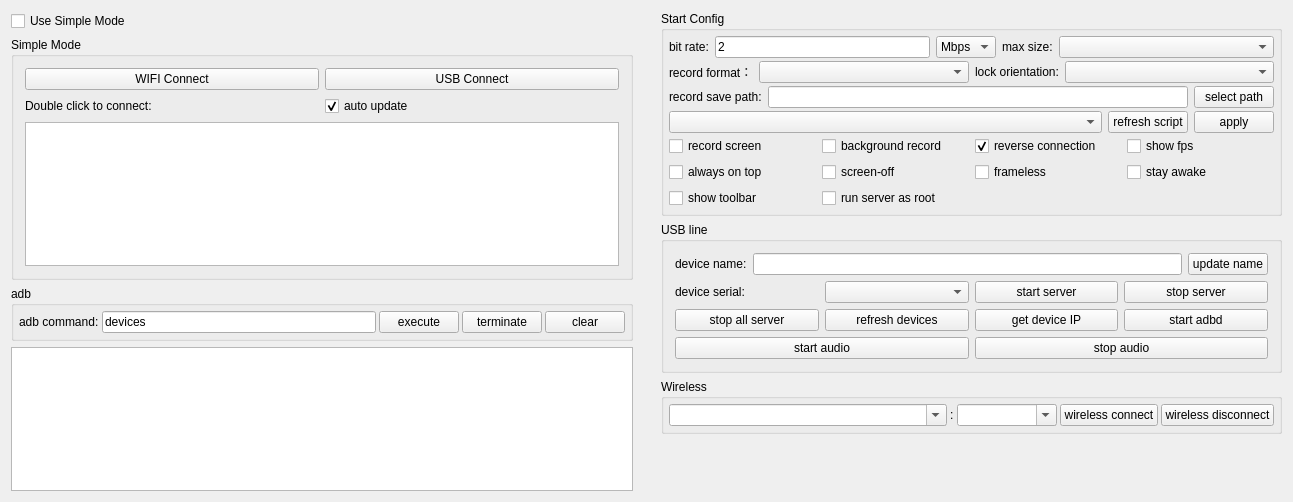
Before: the Qt Designer form QtScrcpy/ui/dialog.ui in uruhara91/QtScrcpy-Refactored, drawn with Qt 5.
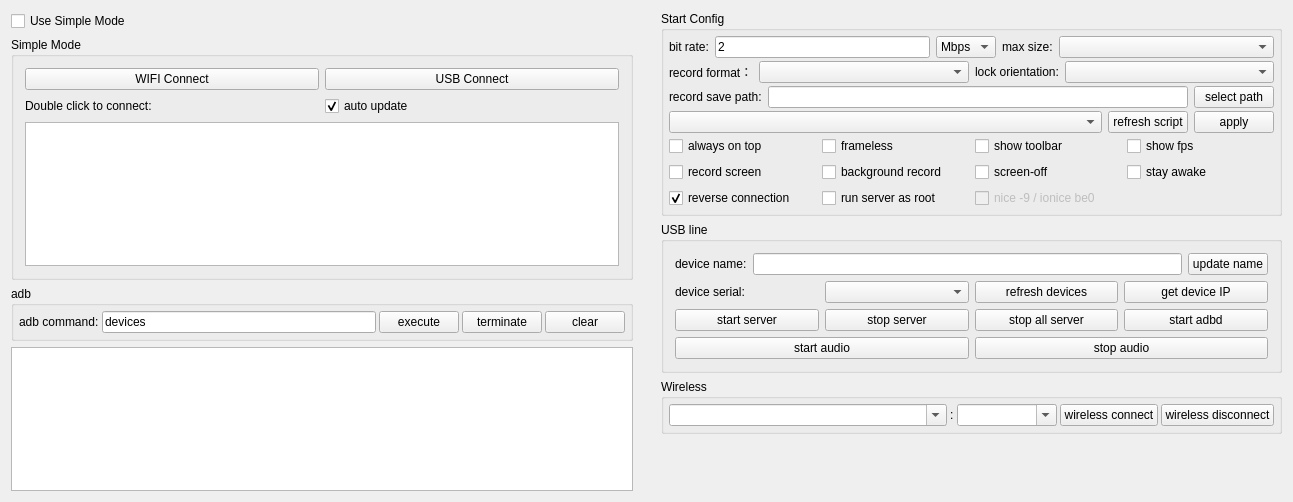
After: the same form once the commit is applied.

Commit message: Add renice function

```diff
--- a/QtScrcpy/ui/dialog.ui
+++ b/QtScrcpy/ui/dialog.ui
@@ -626,7 +626,43 @@
             <property name="bottomMargin">
              <number>0</number>
             </property>
-            <item row="0" column="4">
+            <item row="0" column="0">
+             <widget class="QCheckBox" name="alwaysTopCheck">
+              <property name="sizePolicy">
+               <sizepolicy hsizetype="Preferred" vsizetype="Preferred">
+                <horstretch>0</horstretch>
+                <verstretch>0</verstretch>
+               </sizepolicy>
+              </property>
+              <property name="text">
+               <string>always on top</string>
+              </property>
+              <property name="checked">
+               <bool>false</bool>
+              </property>
+             </widget>
+            </item>
+            <item row="0" column="1">
+             <widget class="QCheckBox" name="framelessCheck">
+              <property name="sizePolicy">
+               <sizepolicy hsizetype="Preferred" vsizetype="Preferred">
+                <horstretch>0</horstretch>
+                <verstretch>0</verstretch>
+               </sizepolicy>
+              </property>
+              <property name="text">
+               <string>frameless</string>
+              </property>
+             </widget>
+            </item>
+            <item row="0" column="2">
+             <widget class="QCheckBox" name="showToolbar">
+              <property name="text">
+               <string>show toolbar</string>
+              </property>
+             </widget>
+            </item>
+            <item row="0" column="3">
              <widget class="QCheckBox" name="fpsCheck">
               <property name="sizePolicy">
                <sizepolicy hsizetype="Preferred" vsizetype="Preferred">
@@ -639,39 +675,7 @@
               </property>
              </widget>
             </item>
-            <item row="0" column="1">
-             <widget class="QCheckBox" name="notDisplayCheck">
-              <property name="sizePolicy">
-               <sizepolicy hsizetype="Preferred" vsizetype="Preferred">
-                <horstretch>0</horstretch>
-                <verstretch>0</verstretch>
-               </sizepolicy>
-              </property>
-              <property name="text">
-               <string>background record</string>
-              </property>
-              <property name="checkable">
-               <bool>false</bool>
-              </property>
-             </widget>
-            </item>
             <item row="1" column="0">
-             <widget class="QCheckBox" name="alwaysTopCheck">
-              <property name="sizePolicy">
-               <sizepolicy hsizetype="Preferred" vsizetype="Preferred">
-                <horstretch>0</horstretch>
-                <verstretch>0</verstretch>
-               </sizepolicy>
-              </property>
-              <property name="text">
-               <string>always on top</string>
-              </property>
-              <property name="checked">
-               <bool>false</bool>
-              </property>
-             </widget>
-            </item>
-            <item row="0" column="0">
              <widget class="QCheckBox" name="recordScreenCheck">
               <property name="sizePolicy">
                <sizepolicy hsizetype="Preferred" vsizetype="Preferred">
@@ -684,23 +688,23 @@
               </property>
              </widget>
             </item>
-            <item row="0" column="3">
-             <widget class="QCheckBox" name="useReverseCheck">
-              <property name="sizePolicy">
-               <sizepolicy hsizetype="Preferred" vsizetype="Preferred">
-                <horstretch>0</horstretch>
-                <verstretch>0</verstretch>
-               </sizepolicy>
-              </property>
-              <property name="text">
-               <string>reverse connection</string>
-              </property>
-              <property name="checked">
-               <bool>true</bool>
-              </property>
-             </widget>
-            </item>
             <item row="1" column="1">
+             <widget class="QCheckBox" name="notDisplayCheck">
+              <property name="sizePolicy">
+               <sizepolicy hsizetype="Preferred" vsizetype="Preferred">
+                <horstretch>0</horstretch>
+                <verstretch>0</verstretch>
+               </sizepolicy>
+              </property>
+              <property name="text">
+               <string>background record</string>
+              </property>
+              <property name="checkable">
+               <bool>false</bool>
+              </property>
+             </widget>
+            </item>
+            <item row="1" column="2">
              <widget class="QCheckBox" name="closeScreenCheck">
               <property name="sizePolicy">
                <sizepolicy hsizetype="Preferred" vsizetype="Preferred">
@@ -714,19 +718,6 @@
              </widget>
             </item>
             <item row="1" column="3">
-             <widget class="QCheckBox" name="framelessCheck">
-              <property name="sizePolicy">
-               <sizepolicy hsizetype="Preferred" vsizetype="Preferred">
-                <horstretch>0</horstretch>
-                <verstretch>0</verstretch>
-               </sizepolicy>
-              </property>
-              <property name="text">
-               <string>frameless</string>
-              </property>
-             </widget>
-            </item>
-            <item row="1" column="4">
              <widget class="QCheckBox" name="stayAwakeCheck">
               <property name="sizePolicy">
                <sizepolicy hsizetype="Preferred" vsizetype="Preferred">
@@ -740,9 +731,18 @@
              </widget>
             </item>
             <item row="2" column="0">
-             <widget class="QCheckBox" name="showToolbar">
+             <widget class="QCheckBox" name="useReverseCheck">
+              <property name="sizePolicy">
+               <sizepolicy hsizetype="Preferred" vsizetype="Preferred">
+                <horstretch>0</horstretch>
+                <verstretch>0</verstretch>
+               </sizepolicy>
+              </property>
               <property name="text">
-               <string>show toolbar</string>
+               <string>reverse connection</string>
+              </property>
+              <property name="checked">
+               <bool>true</bool>
               </property>
              </widget>
             </item>
@@ -765,6 +765,28 @@
               </property>
              </widget>
             </item>
+            <item row="2" column="2">
+             <widget class="QCheckBox" name="reniceIndicatorCheck">
+              <property name="enabled">
+               <bool>false</bool>
+              </property>
+              <property name="sizePolicy">
+               <sizepolicy hsizetype="Preferred" vsizetype="Preferred">
+                <horstretch>0</horstretch>
+                <verstretch>0</verstretch>
+               </sizepolicy>
+              </property>
+              <property name="toolTip">
+               <string>When 'run server as root' is enabled, the scrcpy-server process is automatically renice'd to -9 and set to ionice best-effort priority 0 for smoother capture. This is a status indicator, not a separate toggle.</string>
+              </property>
+              <property name="text">
+               <string>nice -9 / ionice be0</string>
+              </property>
+              <property name="checked">
+               <bool>false</bool>
+              </property>
+             </widget>
+            </item>
            </layout>
           </widget>
          </item>
@@ -871,6 +893,62 @@
              </widget>
             </item>
             <item>
+             <widget class="QPushButton" name="updateDevice">
+              <property name="sizePolicy">
+               <sizepolicy hsizetype="Preferred" vsizetype="Preferred">
+                <horstretch>0</horstretch>
+                <verstretch>0</verstretch>
+               </sizepolicy>
+              </property>
+              <property name="text">
+               <string>refresh devices</string>
+              </property>
+              <property name="autoDefault">
+               <bool>false</bool>
+              </property>
+             </widget>
+            </item>
+            <item>
+             <widget class="QPushButton" name="getIPBtn">
+              <property name="sizePolicy">
+               <sizepolicy hsizetype="Preferred" vsizetype="Preferred">
+                <horstretch>0</horstretch>
+                <verstretch>0</verstretch>
+               </sizepolicy>
+              </property>
+              <property name="text">
+               <string>get device IP</string>
+              </property>
+              <property name="autoDefault">
+               <bool>false</bool>
+              </property>
+             </widget>
+            </item>
+           </layout>
+          </widget>
+         </item>
+         <item>
+          <widget class="QWidget" name="usbWidget2" native="true">
+           <property name="sizePolicy">
+            <sizepolicy hsizetype="Preferred" vsizetype="Preferred">
+             <horstretch>0</horstretch>
+             <verstretch>0</verstretch>
+            </sizepolicy>
+           </property>
+           <layout class="QHBoxLayout" name="horizontalLayout_4">
+            <property name="leftMargin">
+             <number>0</number>
+            </property>
+            <property name="topMargin">
+             <number>0</number>
+            </property>
+            <property name="rightMargin">
+             <number>0</number>
+            </property>
+            <property name="bottomMargin">
+             <number>0</number>
+            </property>
+            <item>
              <widget class="QPushButton" name="startServerBtn">
               <property name="sizePolicy">
                <sizepolicy hsizetype="Preferred" vsizetype="Preferred">
@@ -902,30 +980,6 @@
               </property>
              </widget>
             </item>
-           </layout>
-          </widget>
-         </item>
-         <item>
-          <widget class="QWidget" name="usbWidget2" native="true">
-           <property name="sizePolicy">
-            <sizepolicy hsizetype="Preferred" vsizetype="Preferred">
-             <horstretch>0</horstretch>
-             <verstretch>0</verstretch>
-            </sizepolicy>
-           </property>
-           <layout class="QHBoxLayout" name="horizontalLayout_4">
-            <property name="leftMargin">
-             <number>0</number>
-            </property>
-            <property name="topMargin">
-             <number>0</number>
-            </property>
-            <property name="rightMargin">
-             <number>0</number>
-            </property>
-            <property name="bottomMargin">
-             <number>0</number>
-            </property>
             <item>
              <widget class="QPushButton" name="stopAllServerBtn">
               <property name="sizePolicy">
@@ -939,38 +993,6 @@
               </property>
              </widget>
             </item>
-            <item>
-             <widget class="QPushButton" name="updateDevice">
-              <property name="sizePolicy">
-               <sizepolicy hsizetype="Preferred" vsizetype="Preferred">
-                <horstretch>0</horstretch>
-                <verstretch>0</verstretch>
-               </sizepolicy>
-              </property>
-              <property name="text">
-               <string>refresh devices</string>
-              </property>
-              <property name="autoDefault">
-               <bool>false</bool>
-              </property>
-             </widget>
-            </item>
-            <item>
-             <widget class="QPushButton" name="getIPBtn">
-              <property name="sizePolicy">
-               <sizepolicy hsizetype="Preferred" vsizetype="Preferred">
-                <horstretch>0</horstretch>
-                <verstretch>0</verstretch>
-               </sizepolicy>
-              </property>
-              <property name="text">
-               <string>get device IP</string>
-              </property>
-              <property name="autoDefault">
-               <bool>false</bool>
-              </property>
-             </widget>
-            </item>
             <item>
              <widget class="QPushButton" name="startAdbdBtn">
               <property name="sizePolicy">
```
The commit also changes 3 other files.
